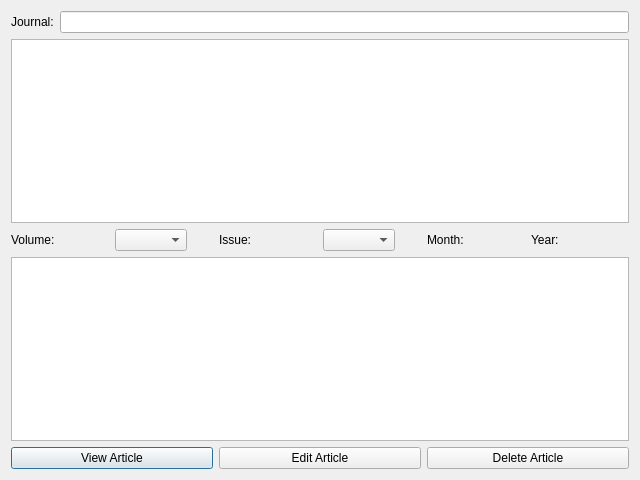
Above: articles.ui from falconofdoom/gui before the change. Below: the same form after it.
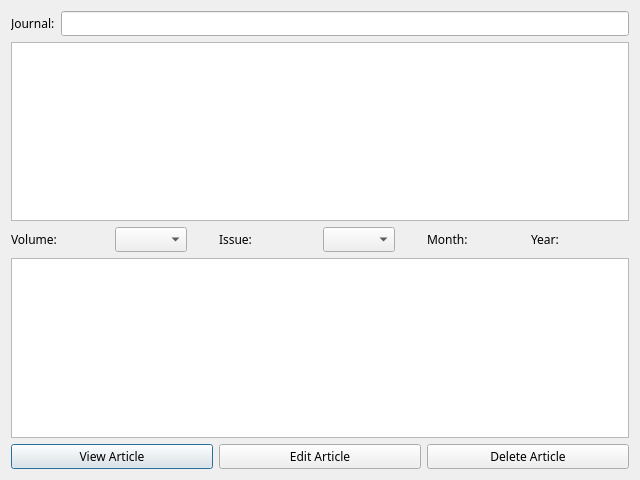
That is the form after the change.

```diff
--- a/articles.ui
+++ b/articles.ui
@@ -10,6 +10,11 @@
     <height>480</height>
    </rect>
   </property>
+  <property name="font">
+   <font>
+    <family>Trebuchet MS</family>
+   </font>
+  </property>
   <property name="windowTitle">
    <string>Articles</string>
   </property>
```
